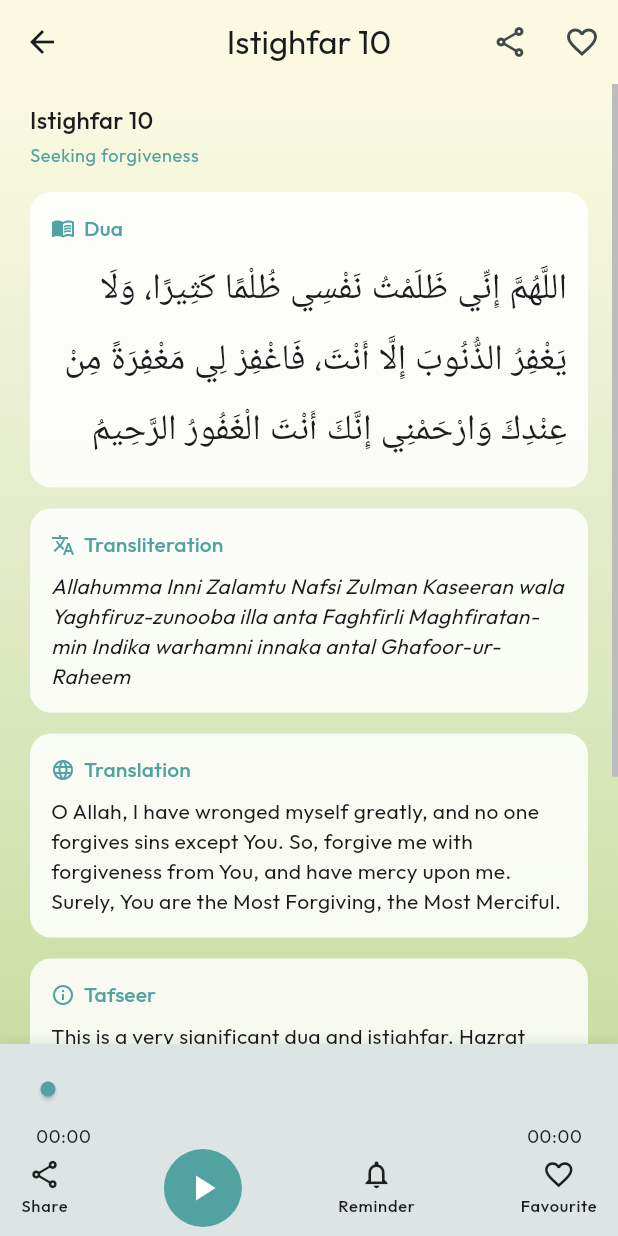
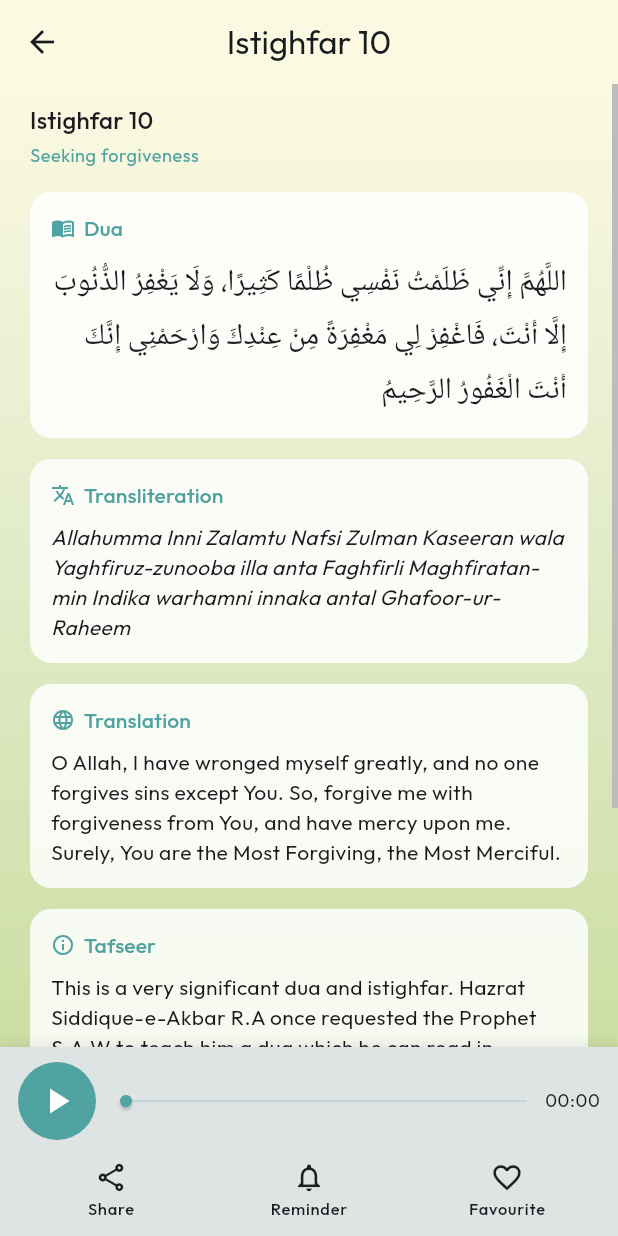
Before and after one commit to imtiazitp-stack/bayan-ud-dua, a Flutter app: the screen it shows after launch, after a tap on "Skip", after a tap on "10", on a phone screen of 412 x 824 dp. Run offline on Flutter 3.47's test engine with Material 3 defaults, Android fonts, the phone set to English and light mode, and no system bars; our stand-ins replace flutter_local_notifications, google_fonts, just_audio, share_plus, shared_preferences, timezone; Roboto replaces fonts that are missing (Amiri).

Commit message:
Update dua_detail_screen.dart

```diff
--- a/lib/screens/dua_detail_screen.dart
+++ b/lib/screens/dua_detail_screen.dart
@@ -144,7 +144,7 @@ class _DuaDetailPageState extends State<_DuaDetailPage> {
       });
       if (mounted) setState(() => _audioReady = true);
     } catch (_) {
-      // Audio file missing for this dua — play button stays disabled below.
+      // Audio file missing for this dua â€” play button stays disabled below.
       // Drop the matching mp3 into assets/audio/ using the filename
       // in dua.audio (see assets/data/duas.json) to enable it.
     }
@@ -173,7 +173,7 @@ class _DuaDetailPageState extends State<_DuaDetailPage> {
     buffer.writeln(d.arabic);
     if (d.transliteration.isNotEmpty) buffer.writeln(d.transliteration);
     if (d.translation.isNotEmpty) buffer.writeln(d.translation);
-    buffer.write('\n— shared from Bayan-udh-Dua');
+    buffer.write('\nâ€” shared from Bayan-udh-Dua');
     Share.share(buffer.toString());
   }
 
@@ -193,16 +193,6 @@ class _DuaDetailPageState extends State<_DuaDetailPage> {
     return Scaffold(
       appBar: AppBar(
         title: Text(heading),
-        actions: [
-          IconButton(
-            icon: const Icon(Icons.share_outlined),
-            onPressed: () => _shareDua(d),
-          ),
-          IconButton(
-            icon: Icon(_isFavorite ? Icons.favorite : Icons.favorite_outline),
-            onPressed: _toggleFavorite,
-          ),
-        ],
       ),
       body: GradientBackground(
         child: Scrollbar(
@@ -231,7 +221,10 @@ class _DuaDetailPageState extends State<_DuaDetailPage> {
                   d.arabic,
                   textAlign: TextAlign.right,
                   textDirection: TextDirection.rtl,
-                  style: GoogleFonts.amiri(fontSize: 24, height: 1.9),
+                  // Matches Figma's "Body/Arabic dua" style exactly (Outfit
+                  // 20/36) â€” see dua_card.dart for why Outfit is correct
+                  // here despite being a Latin font.
+                  style: GoogleFonts.outfit(fontSize: 20, height: 1.8),
                 ),
               ),
               if (d.transliteration.isNotEmpty)
@@ -274,29 +267,67 @@ class _DuaDetailPageState extends State<_DuaDetailPage> {
           child: Column(
             mainAxisSize: MainAxisSize.min,
             children: [
-              if (_audioReady) _SeekBar(player: _player, formatDuration: _formatDuration),
-              Row(
-                mainAxisAlignment: MainAxisAlignment.spaceBetween,
+              // One inline mini-player row â€” play button, elapsed time,
+              // scrubber, total time, all on the same baseline â€” rather
+              // than a button stacked next to a two-line seek bar, which
+              // left the button's center fighting the slider's for
+              // vertical alignment.
+              Padding(
+                padding: const EdgeInsets.symmetric(horizontal: 4, vertical: 4),
+                child: Row(
                   children: [
-                  _BottomBarAction(
-                    icon: Icons.share_outlined,
-                    label: 'Share',
-                    onTap: () => _shareDua(d),
-                  ),
                     _PlayButton(
                       audioReady: _audioReady,
                       player: _player,
                       onToggle: _togglePlay,
                     ),
-                  _BottomBarAction(
+                    if (_audioReady) ...[
+                      const SizedBox(width: 8),
+                      Expanded(
+                        child: _SeekBar(player: _player, formatDuration: _formatDuration),
+                      ),
+                    ],
+                  ],
+                ),
+              ),
+              // A little breathing room between the playback controls and
+              // the action row below, so the two read as separate groups
+              // instead of one dense block.
+              const SizedBox(height: 6),
+              // Each action gets an equal-width slot (rather than
+              // MainAxisAlignment.spaceEvenly on raw children) so the
+              // icons themselves land at evenly spaced points â€” spaceEvenly
+              // divides free space around each child's full label width,
+              // so "Reminder"/"Favourite" being wider than "Share" pulled
+              // the icons off an even spacing.
+              Row(
+                children: [
+                  Expanded(
+                    child: Center(
+                      child: _BottomBarAction(
+                        icon: Icons.share_outlined,
+                        label: 'Share',
+                        onTap: () => _shareDua(d),
+                      ),
+                    ),
+                  ),
+                  Expanded(
+                    child: Center(
+                      child: _BottomBarAction(
                         icon: _reminderTime != null ? Icons.notifications_active : Icons.notifications_outlined,
                         label: _reminderTime != null ? _reminderTime!.format() : 'Reminder',
                         onTap: _onReminderTap,
                       ),
-                  _BottomBarAction(
+                    ),
+                  ),
+                  Expanded(
+                    child: Center(
+                      child: _BottomBarAction(
                         icon: _isFavorite ? Icons.favorite : Icons.favorite_outline,
                         label: 'Favourite',
                         onTap: _toggleFavorite,
+                      ),
+                    ),
                   ),
                 ],
               ),
@@ -357,13 +388,22 @@ class _SeekBar extends StatelessWidget {
         final duration = player.duration ?? Duration.zero;
         final maxMs = duration.inMilliseconds > 0 ? duration.inMilliseconds.toDouble() : 1.0;
         final valueMs = position.inMilliseconds.clamp(0, maxMs.round()).toDouble();
-        return Column(
-          mainAxisSize: MainAxisSize.min,
+        final timeStyle = Theme.of(context).textTheme.bodySmall;
+        final primary = Theme.of(context).colorScheme.primary;
+        return Row(
+          crossAxisAlignment: CrossAxisAlignment.center,
           children: [
-            SliderTheme(
+            // No "00:00" at rest â€” the thumb's position already shows
+            // progress, and a static zero here just added clutter before
+            // playback starts.
+            Expanded(
+              child: SliderTheme(
                 data: SliderTheme.of(context).copyWith(
-                trackHeight: 2,
-                thumbShape: const RoundSliderThumbShape(enabledThumbRadius: 5),
+                  trackHeight: 1.5,
+                  activeTrackColor: primary,
+                  inactiveTrackColor: primary.withValues(alpha: 0.2),
+                  thumbShape: const RoundSliderThumbShape(enabledThumbRadius: 4),
+                  overlayShape: const RoundSliderOverlayShape(overlayRadius: 12),
                 ),
                 child: Slider(
                   value: valueMs,
@@ -371,16 +411,8 @@ class _SeekBar extends StatelessWidget {
                   onChanged: (value) => player.seek(Duration(milliseconds: value.round())),
                 ),
               ),
-            Padding(
-              padding: const EdgeInsets.symmetric(horizontal: 16),
-              child: Row(
-                mainAxisAlignment: MainAxisAlignment.spaceBetween,
-                children: [
-                  Text(formatDuration(position), style: Theme.of(context).textTheme.bodySmall),
-                  Text(formatDuration(duration), style: Theme.of(context).textTheme.bodySmall),
-                ],
             ),
-            ),
+            Text(formatDuration(duration), style: timeStyle),
           ],
         );
       },
@@ -430,7 +462,9 @@ class _BottomBarAction extends StatelessWidget {
 
   @override
   Widget build(BuildContext context) {
-    return InkWell(
+    return Tooltip(
+      message: label,
+      child: InkWell(
         onTap: onTap,
         borderRadius: BorderRadius.circular(12),
         child: Padding(
@@ -444,6 +478,7 @@ class _BottomBarAction extends StatelessWidget {
             ],
           ),
         ),
+      ),
     );
   }
 }
```
Lines whose indentation alone changed are shown as unchanged.
